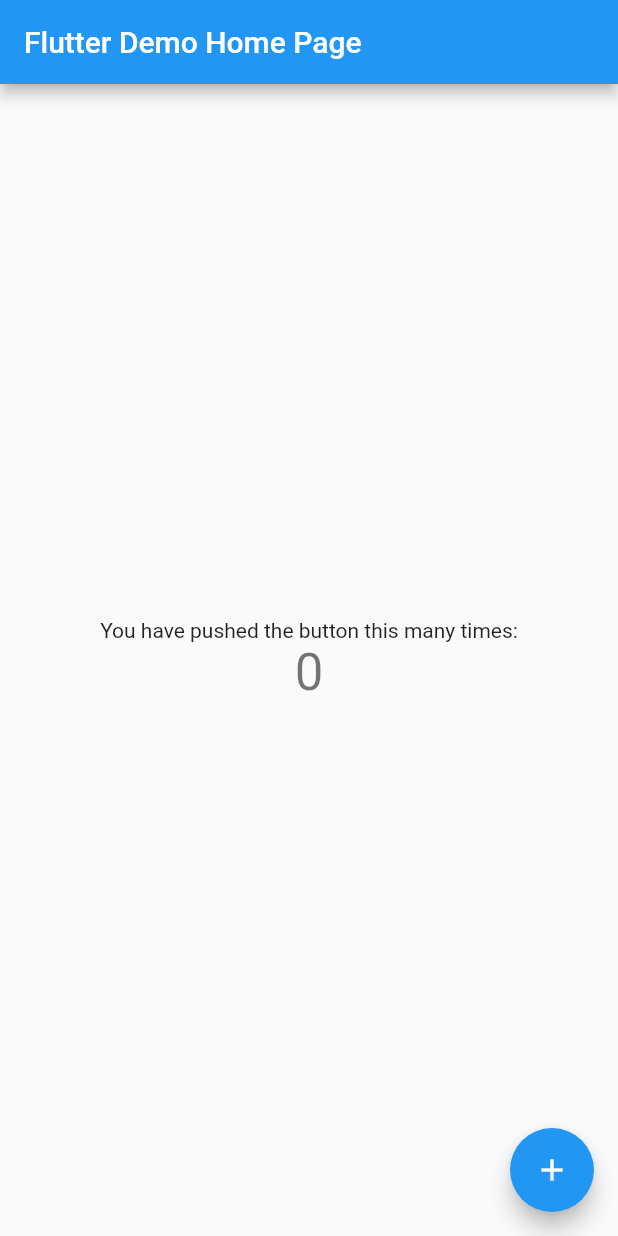
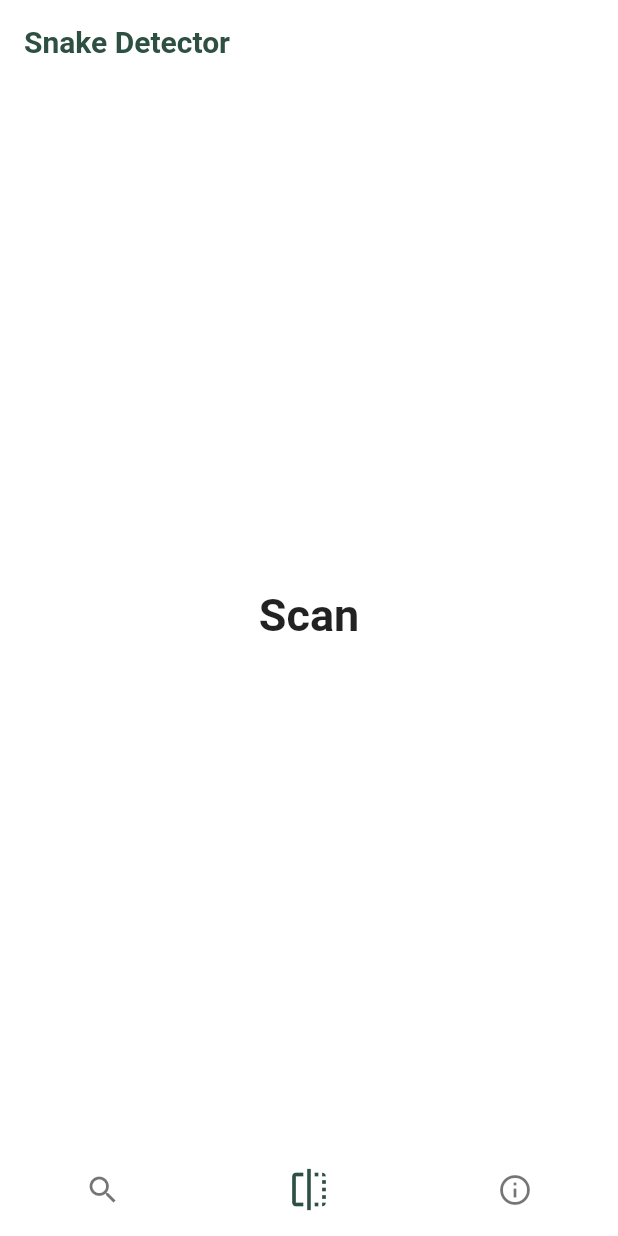
Before and after one commit to duplertech/snake-detection, a Flutter app: the screen it shows after launch, on a phone screen of 412 x 824 dp. Run offline on Flutter 3.47's test engine with Material 2 defaults, Android fonts, the light colour scheme and no system bars.

Commit message:
added appbar and button navbar

```diff
--- a/lib/main.dart
+++ b/lib/main.dart
@@ -1,115 +1,89 @@
 import 'package:flutter/material.dart';
+// import 'material_design_indicator.dart';
 
 void main() {
   runApp(const MyApp());
 }
 
 class MyApp extends StatelessWidget {
-  const MyApp({Key? key}) : super(key: key);
+  const MyApp({super.key});
 
-  // This widget is the root of your application.
   @override
   Widget build(BuildContext context) {
-    return MaterialApp(
-      title: 'Flutter Demo',
-      theme: ThemeData(
-        // This is the theme of your application.
-        //
-        // Try running your application with "flutter run". You'll see the
-        // application has a blue toolbar. Then, without quitting the app, try
-        // changing the primarySwatch below to Colors.green and then invoke
-        // "hot reload" (press "r" in the console where you ran "flutter run",
-        // or simply save your changes to "hot reload" in a Flutter IDE).
-        // Notice that the counter didn't reset back to zero; the application
-        // is not restarted.
-        primarySwatch: Colors.blue,
-      ),
-      home: const MyHomePage(title: 'Flutter Demo Home Page'),
+    return const MaterialApp(
+      title: 'Snake Detector',
+      home: HomeBar(),
     );
   }
 }
 
-class MyHomePage extends StatefulWidget {
-  const MyHomePage({Key? key, required this.title}) : super(key: key);
-
-  // This widget is the home page of your application. It is stateful, meaning
-  // that it has a State object (defined below) that contains fields that affect
-  // how it looks.
-
-  // This class is the configuration for the state. It holds the values (in this
-  // case the title) provided by the parent (in this case the App widget) and
-  // used by the build method of the State. Fields in a Widget subclass are
-  // always marked "final".
-
-  final String title;
+class HomeBar extends StatefulWidget {
+  const HomeBar({Key? key}) : super(key: key);
 
   @override
-  State<MyHomePage> createState() => _MyHomePageState();
+  State<HomeBar> createState() => _HomeBarState();
 }
 
-class _MyHomePageState extends State<MyHomePage> {
-  int _counter = 0;
+class _HomeBarState extends State<HomeBar> {
+  int _selectedIndex = 1;
 
-  void _incrementCounter() {
+  static const TextStyle optionStyle =
+      TextStyle(fontSize: 30, fontWeight: FontWeight.bold);
+
+  static const List<Widget> _widgetOptions = <Widget>[
+    Text(
+      'Search',
+      style: optionStyle,
+    ),
+    Text(
+      'Scan',
+      style: optionStyle,
+    ),
+    Text(
+      'Info',
+      style: optionStyle,
+    ),
+  ];
+
+  void _onItemTapped(int index) {
     setState(() {
-      // This call to setState tells the Flutter framework that something has
-      // changed in this State, which causes it to rerun the build method below
-      // so that the display can reflect the updated values. If we changed
-      // _counter without calling setState(), then the build method would not be
-      // called again, and so nothing would appear to happen.
-      _counter++;
+      _selectedIndex = index;
     });
   }
 
   @override
   Widget build(BuildContext context) {
-    // This method is rerun every time setState is called, for instance as done
-    // by the _incrementCounter method above.
-    //
-    // The Flutter framework has been optimized to make rerunning build methods
-    // fast, so that you can just rebuild anything that needs updating rather
-    // than having to individually change instances of widgets.
     return Scaffold(
-      appBar: AppBar(
-        // Here we take the value from the MyHomePage object that was created by
-        // the App.build method, and use it to set our appbar title.
-        title: Text(widget.title),
-      ),
-      body: Center(
-        // Center is a layout widget. It takes a single child and positions it
-        // in the middle of the parent.
-        child: Column(
-          // Column is also a layout widget. It takes a list of children and
-          // arranges them vertically. By default, it sizes itself to fit its
-          // children horizontally, and tries to be as tall as its parent.
-          //
-          // Invoke "debug painting" (press "p" in the console, choose the
-          // "Toggle Debug Paint" action from the Flutter Inspector in Android
-          // Studio, or the "Toggle Debug Paint" command in Visual Studio Code)
-          // to see the wireframe for each widget.
-          //
-          // Column has various properties to control how it sizes itself and
-          // how it positions its children. Here we use mainAxisAlignment to
-          // center the children vertically; the main axis here is the vertical
-          // axis because Columns are vertical (the cross axis would be
-          // horizontal).
-          mainAxisAlignment: MainAxisAlignment.center,
-          children: <Widget>[
-            const Text(
-              'You have pushed the button this many times:',
+        backgroundColor: const Color.fromARGB(255, 255, 255, 255),
+        appBar: AppBar(
+          backgroundColor: const Color.fromARGB(255, 255, 255, 255),
+          elevation: 0,
+          title: const Text(
+            'Snake Detector',
+            style: TextStyle(
+              color: Color(0xFF2E5043),
+              fontWeight: FontWeight.bold,
             ),
-            Text(
-              '$_counter',
-              style: Theme.of(context).textTheme.headline4,
-            ),
+          ),
+        ),
+        body: Center(
+          child: _widgetOptions.elementAt(_selectedIndex),
+        ),
+        bottomNavigationBar: BottomNavigationBar(
+          items: const <BottomNavigationBarItem>[
+            BottomNavigationBarItem(icon: Icon(Icons.search), label: 'Search'),
+            BottomNavigationBarItem(icon: Icon(Icons.flip), label: 'Scan'),
+            BottomNavigationBarItem(
+                icon: Icon(Icons.info_outline), label: 'FAQ'),
           ],
-        ),
-      ),
-      floatingActionButton: FloatingActionButton(
-        onPressed: _incrementCounter,
-        tooltip: 'Increment',
-        child: const Icon(Icons.add),
-      ), // This trailing comma makes auto-formatting nicer for build methods.
-    );
+          showSelectedLabels: false,
+          showUnselectedLabels: false,
+          currentIndex: _selectedIndex,
+          selectedItemColor: const Color(0xFF2E5043),
+          selectedIconTheme: const IconThemeData(size: 30),
+          onTap: _onItemTapped,
+          elevation: 0,
+          backgroundColor: const Color.fromARGB(255, 255, 255, 255),
+        ));
   }
 }
```
